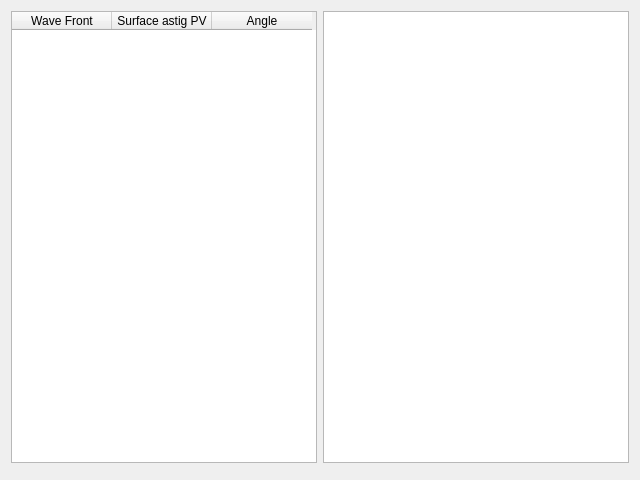
First picture: the form in astigpolargraph.ui, repository githubdoe/DFTFringe, before the edit.
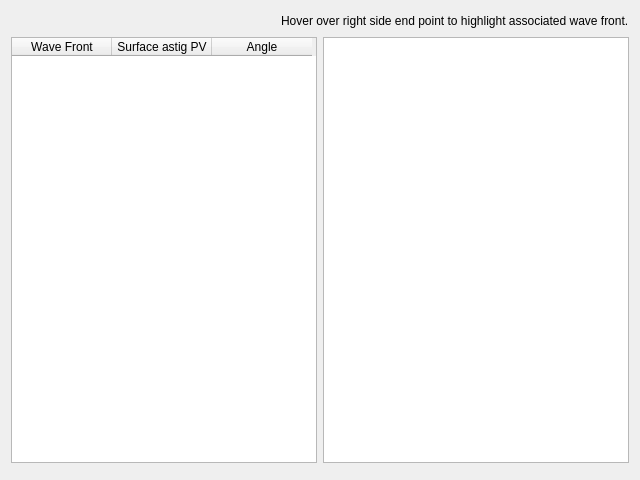
Second picture: the form after the edit. Custom widgets are drawn as their Qt base class.

Commit message: changed way polar values are selected.  Removed double clicking the table and added a hover over astig plot right end point. That will select that wave front in the wave front list and highlight the table entry as well.

```diff
--- a/astigpolargraph.ui
+++ b/astigpolargraph.ui
@@ -17,6 +17,30 @@
    <item>
     <layout class="QHBoxLayout" name="horizontalLayout">
      <item>
+      <spacer name="horizontalSpacer">
+       <property name="orientation">
+        <enum>Qt::Horizontal</enum>
+       </property>
+       <property name="sizeHint" stdset="0">
+        <size>
+         <width>40</width>
+         <height>20</height>
+        </size>
+       </property>
+      </spacer>
+     </item>
+     <item>
+      <widget class="QLabel" name="hoverText">
+       <property name="text">
+        <string>Hover over right side end point to highlight associated wave front.</string>
+       </property>
+      </widget>
+     </item>
+    </layout>
+   </item>
+   <item>
+    <layout class="QHBoxLayout" name="horizontalLayout_2">
+     <item>
       <widget class="QTableWidget" name="waveFrontTable">
        <property name="editTriggers">
         <set>QAbstractItemView::NoEditTriggers</set>
```
The commit also changes 3 other files.
